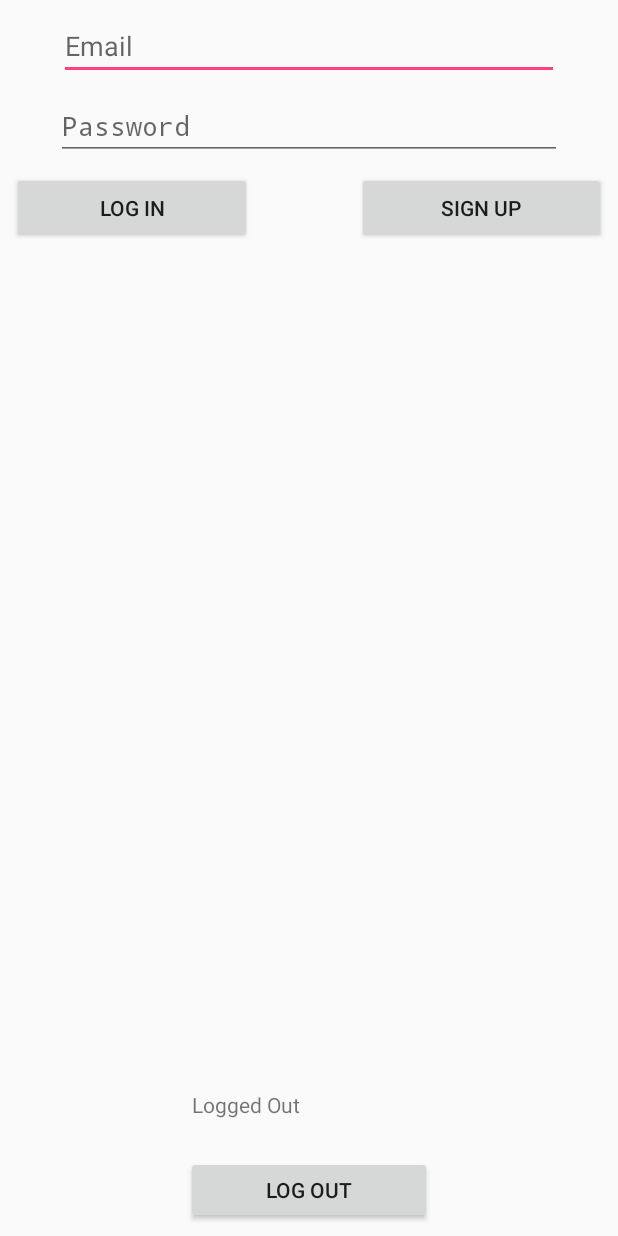
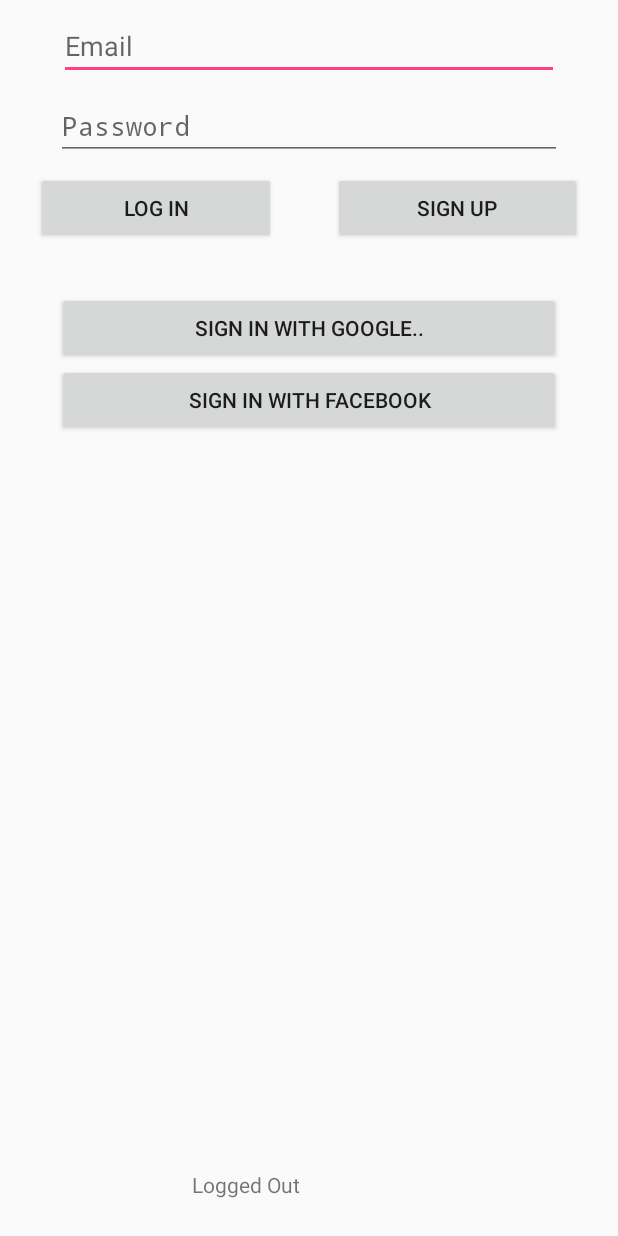
Before and after one commit to alexandar1000/HouseBuddyAndroid, an Android app: the screen it shows after launch (LogInActivity), on a phone screen of 412 x 824 dp. Run offline under Robolectric (Android 15) with nearby library versions, the phone set to English and light mode, and no system bars; our stand-ins replace Firebase (no records; nobody signed in at launch, a user with empty details on screens opened directly).

Commit message:
Added google and facebook sign in buttons
No functionality yet. Just nuttons

```diff
--- a/app/src/main/java/allurosi/housebuddy/authentication/LogInActivity.java
+++ b/app/src/main/java/allurosi/housebuddy/authentication/LogInActivity.java
@@ -30,6 +30,8 @@ public class LogInActivity extends Activity {
 
     private Button mLogInButton;
     private Button mSignUpButton;
+    private Button mGoogleSignIn;
+    private Button mFacebookSignIn;
 
     private Button mLogOutButton;
 
@@ -47,6 +49,8 @@ public class LogInActivity extends Activity {
         mLogInButton = (Button) findViewById(R.id.logInButton);
         mSignUpButton = (Button) findViewById(R.id.signUpButton);
         mLogOutButton = (Button) findViewById(R.id.logOutButton);
+        mGoogleSignIn = (Button) findViewById(R.id.googleSignIn);
+        mFacebookSignIn = (Button) findViewById(R.id.facebookSignIn);
 
 //        mLogInButton.setVisibility(View.VISIBLE);
 //        mSignUpButton.setVisibility(View.VISIBLE);
@@ -95,6 +99,7 @@ public class LogInActivity extends Activity {
 
             mLogInButton.setVisibility(View.GONE);
             mSignUpButton.setVisibility(View.GONE);
+            mLogOutButton.setVisibility(View.VISIBLE);
             populateCurrentUser(mLoggedInUser);
         } else {
 //            mStatusTextView.setText(R.string.signed_out);
@@ -160,14 +165,17 @@ public class LogInActivity extends Activity {
         FirebaseUser user = FirebaseAuth.getInstance().getCurrentUser();
         if (user != null) {
             v.setText(user.getEmail());
+            mLogOutButton.setVisibility(View.VISIBLE);
         } else {
             v.setText(R.string.userLoggedOut);
+            mLogOutButton.setVisibility(View.GONE);
         }
     }
 
     private void logOutUser() {
         mAuth.signOut();
         populateCurrentUser(mLoggedInUser);
+//        mLogOutButton.setVisibility(View.GONE);
         mLogInButton.setVisibility(View.VISIBLE);
         mSignUpButton.setVisibility(View.VISIBLE);
     }
--- a/app/src/main/res/layout/log_in_layout.xml
+++ b/app/src/main/res/layout/log_in_layout.xml
@@ -42,8 +42,8 @@
         android:id="@+id/signUpButton"
         android:layout_width="166dp"
         android:layout_height="wrap_content"
-        android:layout_marginEnd="8dp"
-        android:layout_marginRight="8dp"
+        android:layout_marginEnd="24dp"
+        android:layout_marginRight="24dp"
         android:layout_marginTop="8dp"
         android:onClick="signUpListener"
         android:text="@string/sign_up"
@@ -54,8 +54,8 @@
         android:id="@+id/logInButton"
         android:layout_width="160dp"
         android:layout_height="wrap_content"
-        android:layout_marginLeft="8dp"
-        android:layout_marginStart="8dp"
+        android:layout_marginLeft="24dp"
+        android:layout_marginStart="24dp"
         android:layout_marginTop="8dp"
         android:text="@string/log_in"
         app:layout_constraintStart_toStartOf="parent"
@@ -88,4 +88,32 @@
         app:layout_constraintBottom_toBottomOf="parent"
         app:layout_constraintEnd_toEndOf="parent"
         app:layout_constraintStart_toStartOf="parent" />
+
+    <Button
+        android:id="@+id/facebookSignIn"
+        android:layout_width="336dp"
+        android:layout_height="wrap_content"
+        android:layout_marginEnd="8dp"
+        android:layout_marginLeft="8dp"
+        android:layout_marginRight="8dp"
+        android:layout_marginStart="8dp"
+        android:text="@string/sign_in_with_facebook"
+        app:layout_constraintEnd_toEndOf="parent"
+        app:layout_constraintStart_toStartOf="parent"
+        app:layout_constraintTop_toBottomOf="@+id/googleSignIn" />
+
+    <Button
+        android:id="@+id/googleSignIn"
+        android:layout_width="336dp"
+        android:layout_height="wrap_content"
+        android:layout_marginEnd="8dp"
+        android:layout_marginLeft="8dp"
+        android:layout_marginRight="8dp"
+        android:layout_marginStart="8dp"
+        android:layout_marginTop="32dp"
+        android:text="@string/sign_in_with_google"
+        app:layout_constraintBottom_toTopOf="@+id/facebookSignIn"
+        app:layout_constraintEnd_toEndOf="parent"
+        app:layout_constraintStart_toStartOf="parent"
+        app:layout_constraintTop_toBottomOf="@+id/signUpButton" />
 </android.support.constraint.ConstraintLayout>
--- a/app/src/main/res/values/strings.xml
+++ b/app/src/main/res/values/strings.xml
@@ -10,4 +10,6 @@
     <string name="logged_in_user">Logged In User</string>
     <string name="userLoggedOut">Logged Out</string>
     <string name="log_out">Log Out</string>
+    <string name="sign_in_with_google">Sign in with Google..</string>
+    <string name="sign_in_with_facebook">Sign in with Facebook</string>
 </resources>
```
